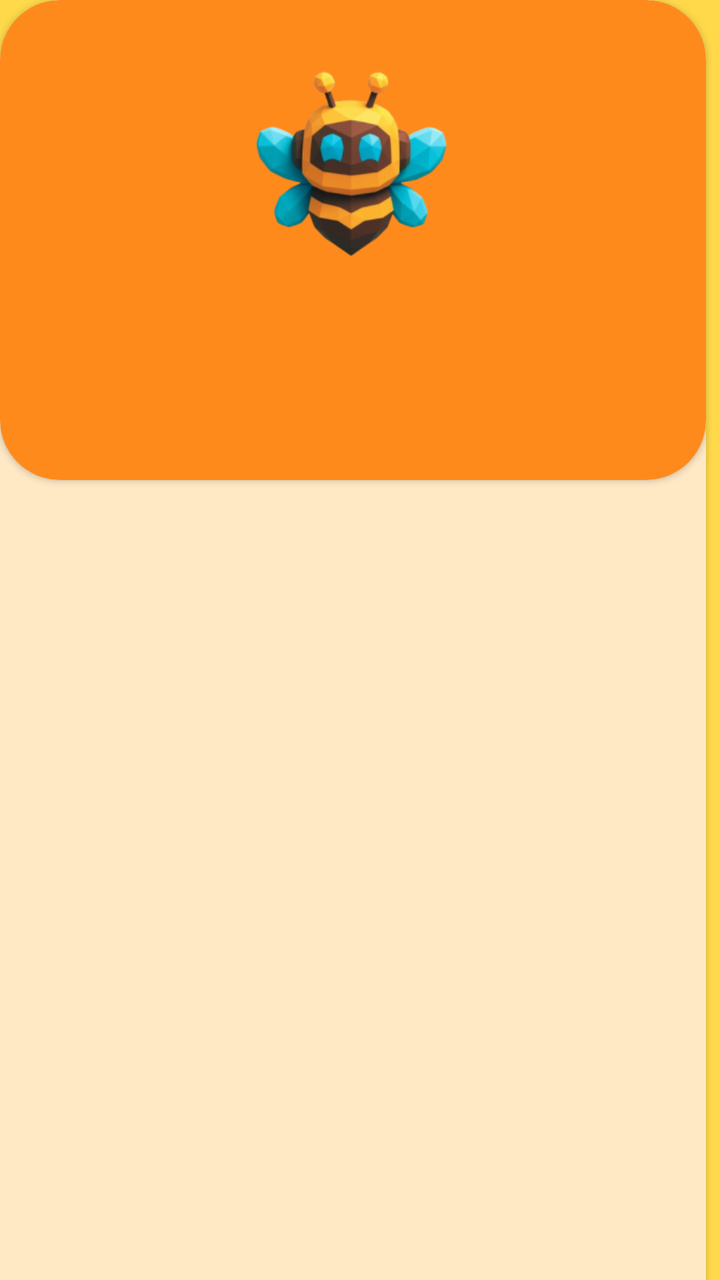
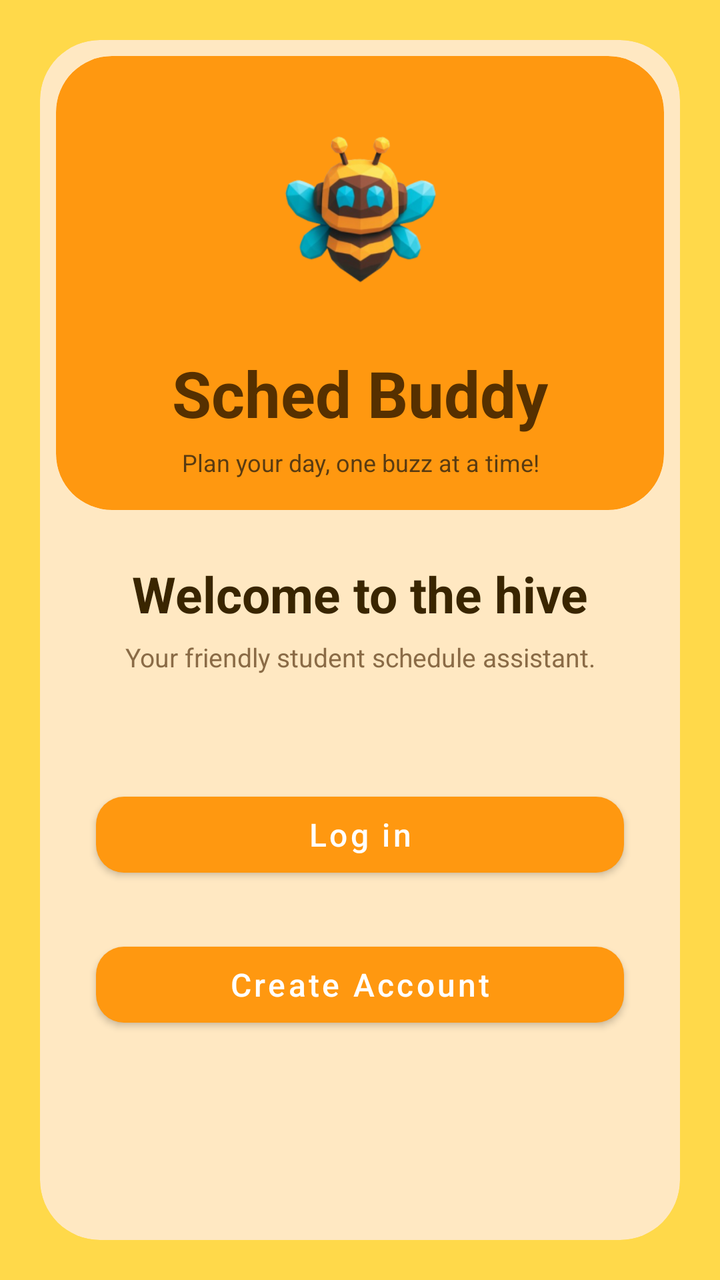

Compare the two renders of this Android layout. The source of the first and the diff that turns it into the second are given below.
<!-- AndroidManifest.xml: application theme Theme.SchedBuddy -->
<!-- res/layout/activity_login.xml -->
<?xml version="1.0" encoding="utf-8"?>
<androidx.constraintlayout.widget.ConstraintLayout xmlns:android="http://schemas.android.com/apk/res/android"
    xmlns:app="http://schemas.android.com/apk/res-auto"
    xmlns:tools="http://schemas.android.com/tools"
    android:id="@+id/login"
    android:layout_width="match_parent"
    android:layout_height="match_parent"
    android:background="#FFD94A"
    tools:context=".LoginActivity">

    <androidx.cardview.widget.CardView
        android:layout_width="353dp"
        android:layout_height="678dp"
        android:background="#FFE8C4"
        app:cardBackgroundColor="#FFE8C4"
        app:cardCornerRadius="30dp"
        tools:layout_editor_absoluteX="29dp"
        tools:layout_editor_absoluteY="26dp">

        <androidx.cardview.widget.CardView
            android:layout_width="match_parent"
            android:layout_height="240dp"
            app:cardBackgroundColor="#FF8A1C"
            app:cardCornerRadius="30dp" >

            <ImageView
                android:id="@+id/imageView5"
                android:layout_width="351dp"
                android:layout_height="171dp"
                app:srcCompat="@mipmap/bee_logo_foreground" />

        </androidx.cardview.widget.CardView>

    </androidx.cardview.widget.CardView>

</androidx.constraintlayout.widget.ConstraintLayout>
<!-- resources referenced by this layout -->
<resources>
  <!-- mipmap bee_logo_foreground: webp bitmap (mipmap-hdpi, 10346 bytes) -->
  <style name="Theme.SchedBuddy" parent="Theme.MaterialComponents.DayNight.DarkActionBar">
          
          <item name="colorPrimary">@color/purple_500</item>
          <item name="colorPrimaryVariant">@color/purple_700</item>
          <item name="colorOnPrimary">@color/white</item>
          
          <item name="colorSecondary">@color/teal_200</item>
          <item name="colorSecondaryVariant">@color/teal_700</item>
          <item name="colorOnSecondary">@color/black</item>
          
          <item name="android:statusBarColor">?attr/colorPrimaryVariant</item>
          
      </style>
  <color name="purple_500">#FF6200EE</color>
  <color name="purple_700">#FF3700B3</color>
  <color name="white">#FFFFFFFF</color>
  <color name="teal_200">#FF03DAC5</color>
  <color name="teal_700">#FF018786</color>
  <color name="black">#FF000000</color>
</resources>

<!-- the commit's change to res/layout/activity_login.xml (unified diff, before → after) -->
@@ -1,36 +1,144 @@
 <?xml version="1.0" encoding="utf-8"?>
-<androidx.constraintlayout.widget.ConstraintLayout xmlns:android="http://schemas.android.com/apk/res/android"
+<LinearLayout
+    xmlns:android="http://schemas.android.com/apk/res/android"
     xmlns:app="http://schemas.android.com/apk/res-auto"
     xmlns:tools="http://schemas.android.com/tools"
-    android:id="@+id/login"
     android:layout_width="match_parent"
     android:layout_height="match_parent"
     android:background="#FFD94A"
-    tools:context=".LoginActivity">
+    android:gravity="center"
+    android:orientation="vertical"
+    android:padding="20dp">
 
-    <androidx.cardview.widget.CardView
-        android:layout_width="353dp"
-        android:layout_height="678dp"
-        android:background="#FFE8C4"
-        app:cardBackgroundColor="#FFE8C4"
+    
+
+
+    
+
+    <com.google.android.material.card.MaterialCardView
+        android:layout_width="match_parent"
+        android:layout_height="match_parent"
+        app:cardBackgroundColor="#FFE8C2"
         app:cardCornerRadius="30dp"
-        tools:layout_editor_absoluteX="29dp"
-        tools:layout_editor_absoluteY="26dp">
+        app:cardElevation="0dp"
+        app:strokeWidth="0dp">
 
-        <androidx.cardview.widget.CardView
+        <LinearLayout
             android:layout_width="match_parent"
-            android:layout_height="240dp"
-            app:cardBackgroundColor="#FF8A1C"
-            app:cardCornerRadius="30dp" >
+            android:layout_height="match_parent"
+            android:gravity="center_horizontal"
+            android:orientation="vertical"
+            android:padding="8dp">
 
-            <ImageView
-                android:id="@+id/imageView5"
-                android:layout_width="351dp"
-                android:layout_height="171dp"
-                app:srcCompat="@mipmap/bee_logo_foreground" />
+            
+            <com.google.android.material.card.MaterialCardView
+                android:id="@+id/cardView"
+                android:layout_width="match_parent"
+                android:layout_height="227dp"
+                app:cardBackgroundColor="#FF9810"
+                app:cardCornerRadius="28dp"
+                app:cardElevation="0dp"
+                app:strokeWidth="0dp">
 
-        </androidx.cardview.widget.CardView>
+                <androidx.constraintlayout.widget.ConstraintLayout
+                    android:layout_width="match_parent"
+                    android:layout_height="match_parent"
+                    android:padding="12dp">
 
-    </androidx.cardview.widget.CardView>
+                    <ImageView
+                        android:id="@+id/imageView2"
+                        android:layout_width="145dp"
+                        android:layout_height="135dp"
+                        android:contentDescription="Bee logo"
+                        android:scaleType="fitCenter"
+                        app:layout_constraintEnd_toEndOf="parent"
+                        app:layout_constraintStart_toStartOf="parent"
+                        app:layout_constraintTop_toTopOf="parent"
+                        app:srcCompat="@mipmap/bee_logo_foreground" />
 
-</androidx.constraintlayout.widget.ConstraintLayout>
+                    <TextView
+                        android:id="@+id/textView"
+                        android:layout_width="wrap_content"
+                        android:layout_height="wrap_content"
+                        android:gravity="center"
+                        android:text="Sched Buddy"
+                        android:textColor="#563000"
+                        android:textSize="32sp"
+                        android:textStyle="bold"
+                        app:layout_constraintEnd_toEndOf="parent"
+                        app:layout_constraintStart_toStartOf="parent"
+                        app:layout_constraintTop_toBottomOf="@id/imageView2" />
+
+                    <TextView
+                        android:id="@+id/textView2"
+                        android:layout_width="wrap_content"
+                        android:layout_height="wrap_content"
+                        android:layout_marginTop="5dp"
+                        android:gravity="center"
+                        android:text="Plan your day, one buzz at a time!"
+                        android:textColor="#593B12"
+                        android:textSize="12sp"
+                        app:layout_constraintEnd_toEndOf="parent"
+                        app:layout_constraintStart_toStartOf="parent"
+                        app:layout_constraintTop_toBottomOf="@id/textView" />
+
+                </androidx.constraintlayout.widget.ConstraintLayout>
+
+            </com.google.android.material.card.MaterialCardView>
+
+            
+            <TextView
+                android:layout_width="match_parent"
+                android:layout_height="wrap_content"
+                android:layout_marginTop="25dp"
+                android:gravity="center"
+                android:text="Welcome to the hive"
+                android:textColor="#392500"
+                android:textSize="25sp"
+                android:textStyle="bold" />
+
+            <TextView
+                android:layout_width="match_parent"
+                android:layout_height="wrap_content"
+                android:layout_marginTop="6dp"
+                android:gravity="center"
+                android:text="Your friendly student schedule assistant."
+                android:textColor="#8A6B46"
+                android:textSize="13sp" />
+
+            
+
+            
+            <com.google.android.material.button.MaterialButton
+                android:id="@+id/btnLogin"
+                android:layout_width="match_parent"
+                android:layout_height="50dp"
+                android:layout_marginHorizontal="20dp"
+                android:layout_marginTop="55dp"
+                android:text="Log in"
+                android:textAllCaps="false"
+                android:textColor="#FFFFFF"
+                android:textSize="16sp"
+                app:backgroundTint="#FF9810"
+                app:cornerRadius="14dp"
+                app:elevation="0dp" />
+
+            <com.google.android.material.button.MaterialButton
+                android:id="@+id/btnCreateAccount"
+                android:layout_width="match_parent"
+                android:layout_height="50dp"
+                android:layout_marginHorizontal="20dp"
+                android:layout_marginTop="25dp"
+                android:text="Create Account"
+                android:textAllCaps="false"
+                android:textColor="#FFFFFF"
+                android:textSize="16sp"
+                app:backgroundTint="#FF9810"
+                app:cornerRadius="14dp"
+                app:elevation="0dp" />
+
+        </LinearLayout>
+
+    </com.google.android.material.card.MaterialCardView>
+
+</LinearLayout>
